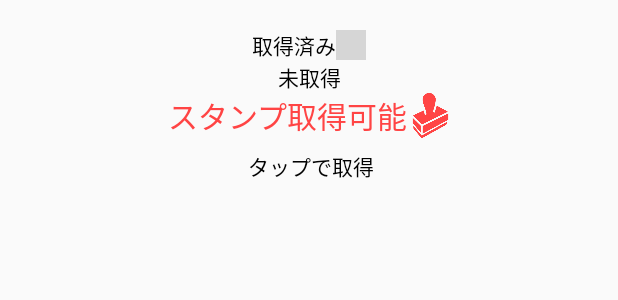
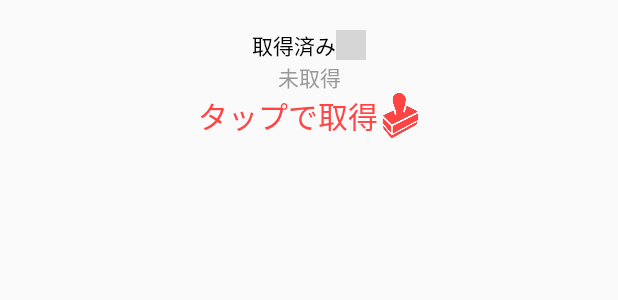
Before and after one commit to x-hajime-yasuda/StampWars_Android, an Android app: the layout marker_info_window.xml on its own in the app's theme, with its tools: preview values and no code run, on a phone screen of 412 x 824 dp. Shown: the top 300 px of the screen. Run offline under Robolectric (Android 15) with nearby library versions, the light colour scheme and no system bars; grey boxes are pictures that could not be loaded.

Commit message:
位置情報からスタンプ取得機能完成

```diff
--- a/app/src/main/res/layout/marker_info_window.xml
+++ b/app/src/main/res/layout/marker_info_window.xml
@@ -44,21 +44,11 @@
             app:layout_constraintTop_toTopOf="parent">
 
             <TextView
-                android:id="@+id/tvMarkerTitle"
-                android:layout_width="wrap_content"
-                android:layout_height="wrap_content"
-                android:layout_weight="1"
-                android:textColor="@android:color/holo_red_light"
-                android:textSize="20sp"
-                android:textStyle="bold"
-                android:visibility="gone" />
-
-            <TextView
                 android:id="@+id/tvGetable"
                 android:layout_width="wrap_content"
                 android:layout_height="wrap_content"
                 android:layout_weight="1"
-                android:text="@string/info_window_getable"
+                android:text="@string/info_window_tap"
                 android:textColor="@android:color/holo_red_light"
                 android:textSize="20sp" />
 
@@ -69,16 +59,6 @@
                 app:srcCompat="@drawable/stamp_icon"
                 app:tint="@android:color/holo_red_light" />
         </LinearLayout>
-
-        <TextView
-            android:id="@+id/tvTap"
-            android:layout_width="wrap_content"
-            android:layout_height="wrap_content"
-            android:layout_marginTop="8dp"
-            android:text="@string/info_window_tap"
-            app:layout_constraintEnd_toEndOf="parent"
-            app:layout_constraintStart_toStartOf="parent"
-            app:layout_constraintTop_toBottomOf="@+id/linearLayout2" />
 
     </androidx.constraintlayout.widget.ConstraintLayout>
 
@@ -122,7 +102,13 @@
             android:id="@+id/tvNotAcquired"
             android:layout_width="wrap_content"
             android:layout_height="wrap_content"
-            android:text="未取得" />
+            android:text="@string/not_acquired"
+            android:textColor="@color/gray"
+            app:layout_constraintBottom_toBottomOf="parent"
+            app:layout_constraintEnd_toEndOf="parent"
+            app:layout_constraintHorizontal_bias="0.0"
+            app:layout_constraintStart_toStartOf="parent"
+            app:layout_constraintTop_toTopOf="parent" />
     </androidx.constraintlayout.widget.ConstraintLayout>
 
 </androidx.constraintlayout.widget.ConstraintLayout>
--- a/app/src/main/res/values/strings.xml
+++ b/app/src/main/res/values/strings.xml
@@ -77,6 +77,6 @@
     <string name="setting_birth">誕生日を選択</string>
     <string name="setting_selected_birth">%d年%d月%d日</string>
 
-    <string name="info_window_getable">スタンプ取得可能</string>
+    <string name="not_acquired">未取得</string>
     <string name="info_window_tap">タップで取得</string>
 </resources>
```
Also changed, not shown: app/src/main/java/jp/co/xpower/cotamp/MainActivity.kt (+7 -21 lines).
